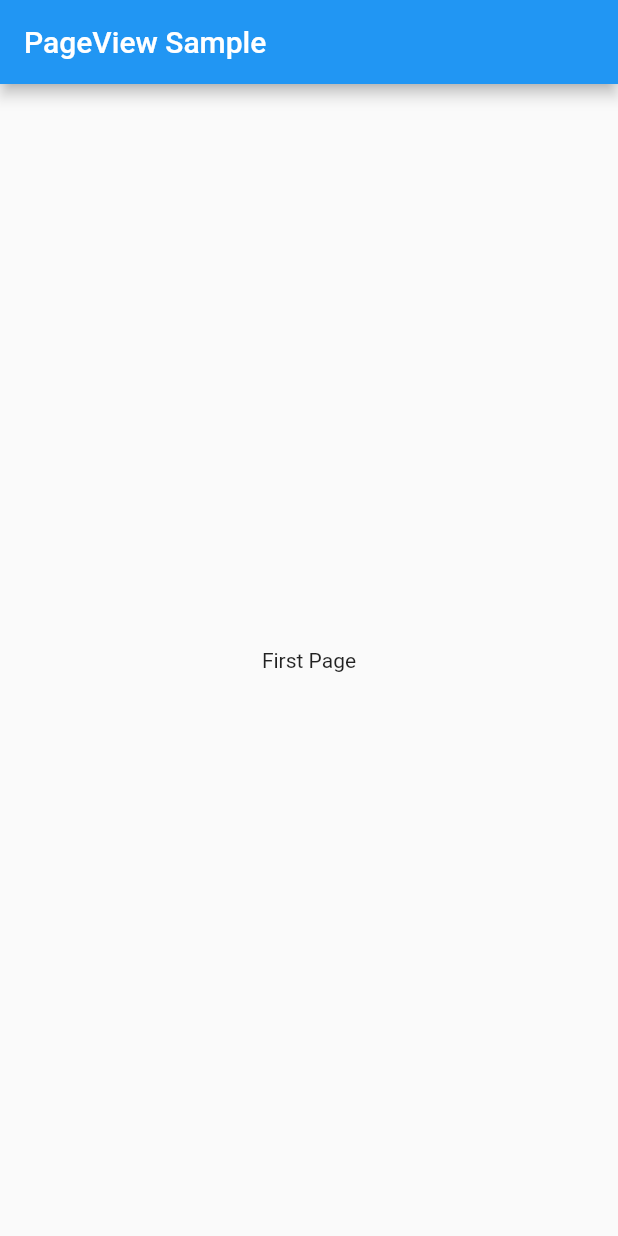
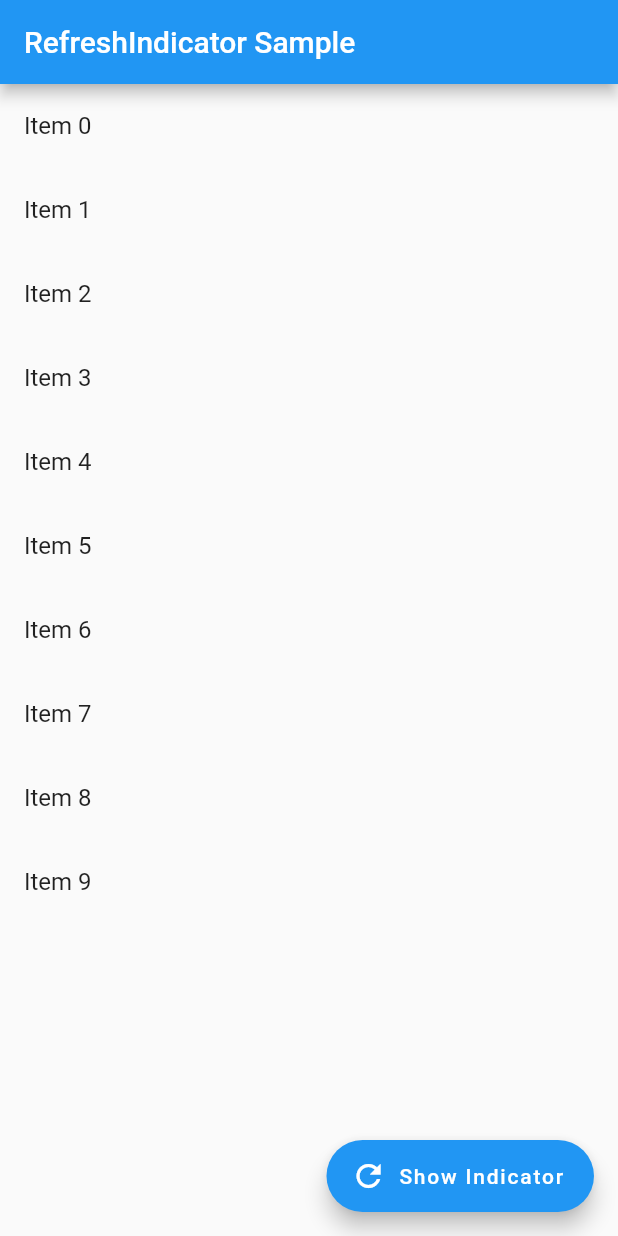
Before and after one commit to shubhamgitvns/myapp, a Flutter app: the screen it shows after launch, on a phone screen of 412 x 824 dp. Run offline on Flutter 3.47's test engine with Material 2 defaults, Android fonts, the phone set to English and light mode, and no system bars.

Commit message:
Refresh indicator

```diff
--- a/lib/main.dart
+++ b/lib/main.dart
@@ -1,6 +1,6 @@
 import 'package:flutter/material.dart';
 import 'package:myapp/stateless.dart';
 
-/// Flutter code sample for [PageView].
+/// Flutter code sample for [RefreshIndicator].
 
-void main() => runApp(const PageViewExampleApp());
+void main() => runApp(const RefreshIndicatorExampleApp());
--- a/lib/stateless.dart
+++ b/lib/stateless.dart
@@ -1,41 +1,61 @@
 import 'package:flutter/material.dart';
-
-class PageViewExampleApp extends StatelessWidget {
-  const PageViewExampleApp({super.key});
+class RefreshIndicatorExampleApp extends StatelessWidget {
+  const RefreshIndicatorExampleApp({super.key});
 
   @override
   Widget build(BuildContext context) {
-    return MaterialApp(
-      home: Scaffold(
-        appBar: AppBar(title: const Text('PageView Sample')),
-        body: const PageViewExample(),
+    return const MaterialApp(
+      home: RefreshIndicatorExample(),
+    );
+  }
+}
+
+class RefreshIndicatorExample extends StatefulWidget {
+  const RefreshIndicatorExample({super.key});
+
+  @override
+  State<RefreshIndicatorExample> createState() =>
+      _RefreshIndicatorExampleState();
+}
+
+class _RefreshIndicatorExampleState extends State<RefreshIndicatorExample> {
+  final GlobalKey<RefreshIndicatorState> _refreshIndicatorKey =
+  GlobalKey<RefreshIndicatorState>();
+
+  @override
+  Widget build(BuildContext context) {
+    return Scaffold(
+      appBar: AppBar(
+        title: const Text('RefreshIndicator Sample'),
+      ),
+      body: RefreshIndicator( //refresh indicator class
+        key: _refreshIndicatorKey,
+        color: Colors.red,
+        backgroundColor: Colors.blue,
+        strokeWidth: 2.0,
+        onRefresh: () async {
+          // Replace this delay with the code to be executed during refresh
+          // and return a Future when code finishes execution.
+          return Future<void>.delayed(const Duration(seconds: 3));
+        },
+        // Pull from top to show refresh indicator.
+        child: ListView.builder(
+          itemCount: 10,
+          itemBuilder: (BuildContext context, int index) {
+            return ListTile(
+              title: Text('Item $index'),
+            );
+          },
+        ),
+      ),
+      floatingActionButton: FloatingActionButton.extended(
+        onPressed: () {
+          // Show refresh indicator programmatically on button tap.
+          _refreshIndicatorKey.currentState?.show();
+        },
+        icon: const Icon(Icons.refresh),
+        label: const Text('Show Indicator'),
       ),
     );
   }
 }
-
-
-class PageViewExample extends StatelessWidget {
-  const PageViewExample({super.key});
-
-  @override
-  Widget build(BuildContext context) {
-    final PageController controller = PageController();//its control the page
-    return PageView( //page view part
-      /// [PageView.scrollDirection] defaults to [Axis.horizontal].
-      /// Use [Axis.vertical] to scroll vertically.
-      controller: controller,
-      children: const <Widget>[
-        Center(
-          child: Text('First Page'),
-        ),
-        Center(
-          child: Text('Second Page'),
-        ),
-        Center(
-          child: Text('Third Page'),
-        ),
-      ],
-    );
-  }
-}
```
